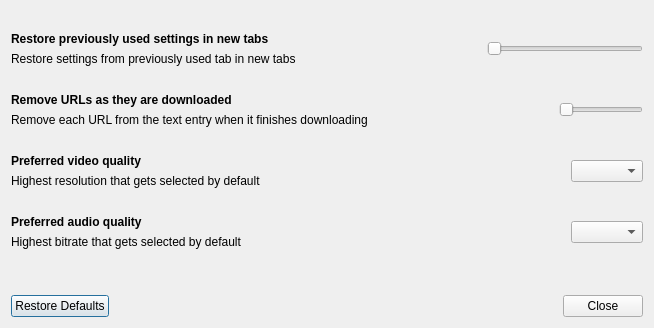
Above: src/designer/preferences_dialog.ui from markop404/media-downloader before the change. Below: the same form after it.
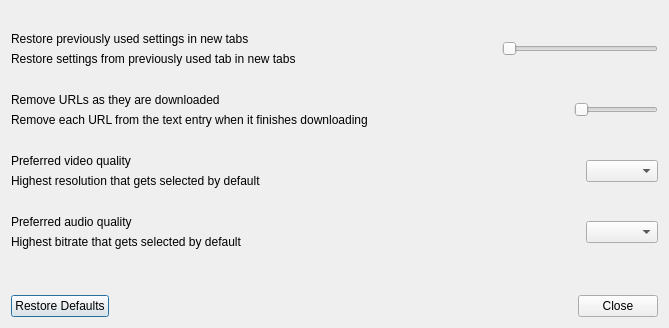
That is the form after the change. Custom widgets are drawn as their Qt base class.

Commit message: Update preferences window

What changed in the file:
```diff
--- a/src/designer/preferences_dialog.ui
+++ b/src/designer/preferences_dialog.ui
@@ -30,15 +30,12 @@
         <widget class="QLabel" name="restoreSettingsMainLabel">
          <property name="font">
           <font>
-           <bold>true</bold>
+           <fontweight>DemiBold</fontweight>
           </font>
          </property>
          <property name="text">
           <string>Restore previously used settings in new tabs</string>
          </property>
-         <property name="alignment">
-          <set>Qt::AlignmentFlag::AlignBottom|Qt::AlignmentFlag::AlignLeading|Qt::AlignmentFlag::AlignLeft</set>
-         </property>
          <property name="textInteractionFlags">
           <set>Qt::TextInteractionFlag::LinksAccessibleByMouse|Qt::TextInteractionFlag::TextSelectableByMouse</set>
          </property>
@@ -74,7 +71,7 @@
        </property>
        <property name="sizeHint" stdset="0">
         <size>
-         <width>185</width>
+         <width>200</width>
          <height>20</height>
         </size>
        </property>
@@ -122,15 +119,12 @@
         <widget class="QLabel" name="removeURLsMainLabel">
          <property name="font">
           <font>
-           <bold>true</bold>
+           <fontweight>DemiBold</fontweight>
           </font>
          </property>
          <property name="text">
           <string>Remove URLs as they are downloaded</string>
          </property>
-         <property name="alignment">
-          <set>Qt::AlignmentFlag::AlignBottom|Qt::AlignmentFlag::AlignLeading|Qt::AlignmentFlag::AlignLeft</set>
-         </property>
          <property name="textInteractionFlags">
           <set>Qt::TextInteractionFlag::LinksAccessibleByMouse|Qt::TextInteractionFlag::TextSelectableByMouse</set>
          </property>
@@ -166,7 +160,7 @@
        </property>
        <property name="sizeHint" stdset="0">
         <size>
-         <width>185</width>
+         <width>200</width>
          <height>20</height>
         </size>
        </property>
@@ -214,15 +208,12 @@
         <widget class="QLabel" name="preferredResolutionMainLabel">
          <property name="font">
           <font>
-           <bold>true</bold>
+           <fontweight>DemiBold</fontweight>
           </font>
          </property>
          <property name="text">
           <string>Preferred video quality</string>
          </property>
-         <property name="alignment">
-          <set>Qt::AlignmentFlag::AlignBottom|Qt::AlignmentFlag::AlignLeading|Qt::AlignmentFlag::AlignLeft</set>
-         </property>
          <property name="textInteractionFlags">
           <set>Qt::TextInteractionFlag::LinksAccessibleByMouse|Qt::TextInteractionFlag::TextSelectableByMouse</set>
          </property>
@@ -258,7 +249,7 @@
        </property>
        <property name="sizeHint" stdset="0">
         <size>
-         <width>185</width>
+         <width>200</width>
          <height>20</height>
         </size>
        </property>
@@ -297,15 +288,12 @@
         <widget class="QLabel" name="preferredBitrateSettingMainLabel">
          <property name="font">
           <font>
-           <bold>true</bold>
+           <fontweight>DemiBold</fontweight>
           </font>
          </property>
          <property name="text">
           <string>Preferred audio quality</string>
          </property>
-         <property name="alignment">
-          <set>Qt::AlignmentFlag::AlignBottom|Qt::AlignmentFlag::AlignLeading|Qt::AlignmentFlag::AlignLeft</set>
-         </property>
          <property name="textInteractionFlags">
           <set>Qt::TextInteractionFlag::LinksAccessibleByMouse|Qt::TextInteractionFlag::TextSelectableByMouse</set>
          </property>
@@ -341,7 +329,7 @@
        </property>
        <property name="sizeHint" stdset="0">
         <size>
-         <width>185</width>
+         <width>200</width>
          <height>20</height>
         </size>
        </property>
```
Left out of the diff: 20 changed lines with no effect on the pictures. The commit also changes 1 other file.
